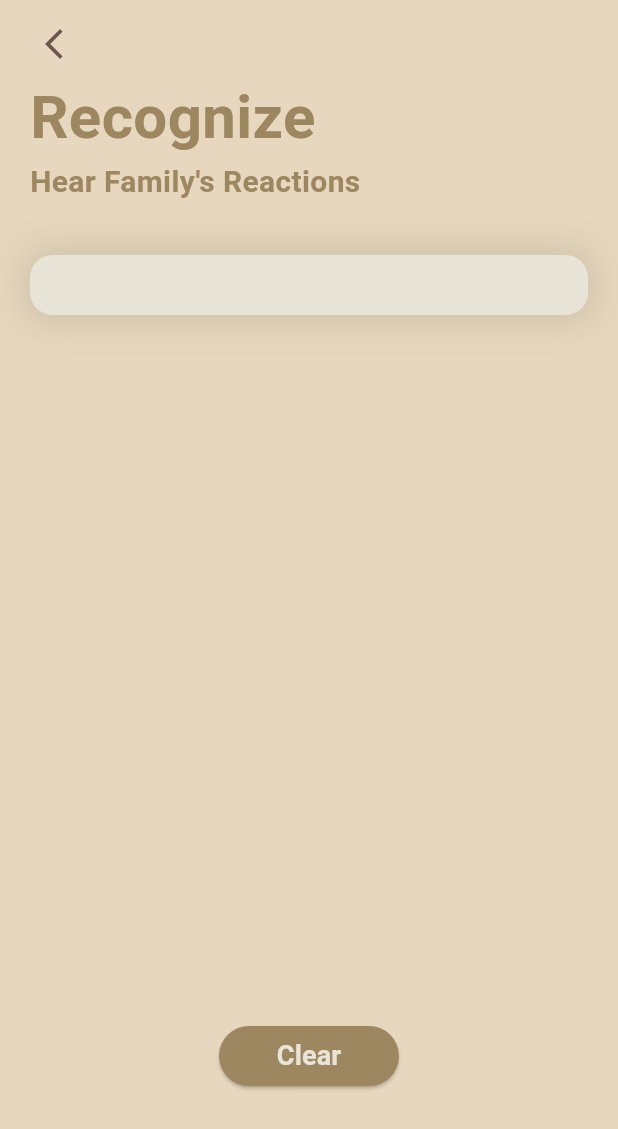
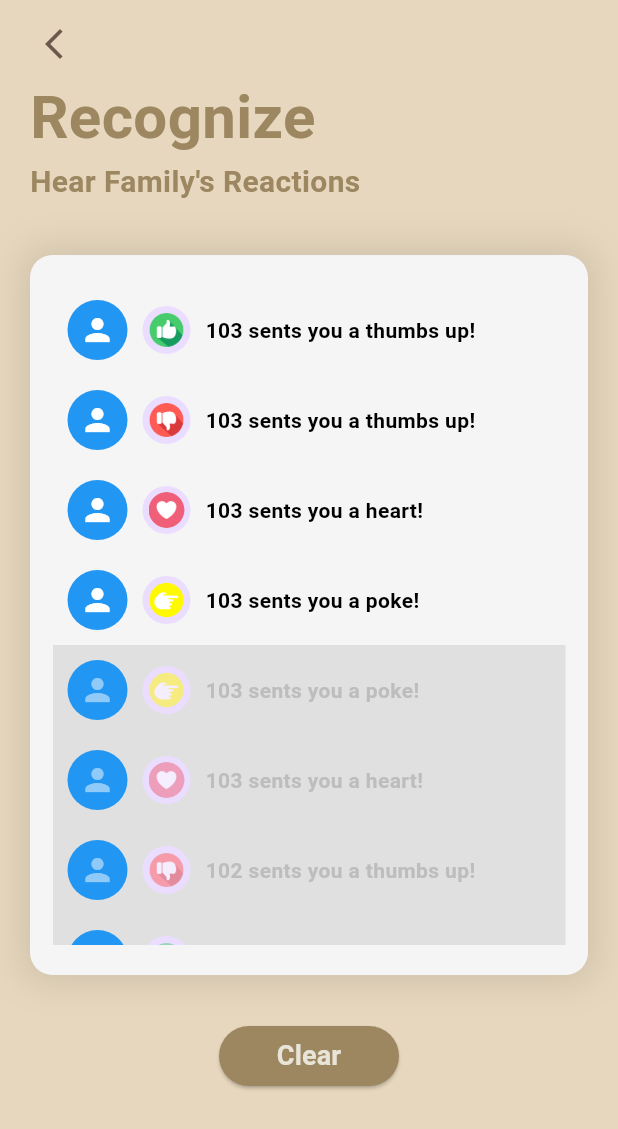
Before and after one commit to Fam-Story/fam-Story_frontend, a Flutter app: the AlarmPage screen opened directly, on a phone screen of 412 x 824 dp. Shown: the top 1129 px of the screen. Run offline on Flutter 3.47's test engine with Material 3 defaults, Android fonts, the phone set to English and light mode, and no system bars; our stand-ins replace firebase_core, firebase_messaging, flutter_calendar_carousel, flutter_chat_bubble, flutter_local_notifications, flutter_secure_storage and 2 more; accounts and stored records are empty; network calls fail.

Commit message:
:sparkles: Feat: API에 맞게 변수 추가
변수값 세팅 완료

```diff
--- /dev/null
+++ b/lib/controllers/interaction_controller.dart
@@ -0,0 +1,10 @@
+import 'dart:async';
+import 'dart:convert';
+
+import 'package:fam_story_frontend/models/family_interaction_model.dart';
+
+import 'package:fam_story_frontend/services/family_interaction_api_service.dart';
+
+class InteractionController {
+
+}
--- a/lib/controllers/user_controller.dart
+++ /dev/null
@@ -1,23 +0,0 @@
-import 'package:fam_story_frontend/services/user_api_service.dart';
-
-class UserController {
-
-  // 로그인 확인
-  static Future<void> loginUser(String email, String password, bool autoLogin) async {
-    try {
-      // Call the login function from the API service
-      int isBelongedToFamily = await UserApiService.postUserLogin(email, password, autoLogin);
-
-      // You can further process the result here, or use it as needed
-      print('Login successful. Belonged to family: $isBelongedToFamily');
-
-      // Navigate to the home screen or perform any other actions upon successful login
-    } catch (error) {
-      // Handle the login error here
-      print('Login failed. Error: $error');
-      // You might want to show an error message to the user
-    }
-  }
-
-
-}
--- a/lib/pages/alarm_page.dart
+++ b/lib/pages/alarm_page.dart
@@ -16,8 +16,66 @@ class _AlarmPageState extends State<AlarmPage> with TickerProviderStateMixin {
 
   String buttonText = 'Clear';
 
-  List<FamilyInteractionModel> interactions = [];
+  List<FamilyInteractionModel> interactions = [
+    FamilyInteractionModel(
+      interactionId: 1,
+      srcMemberId: 101,
+      dstMemberId: 102,
+      isChecked: false,
+      interactionType: 1,
+    ),
+    FamilyInteractionModel(
+      interactionId: 2,
+      srcMemberId: 102,
+      dstMemberId: 103,
+      isChecked: false,
+      interactionType: 2,
+    ),
+    FamilyInteractionModel(
+      interactionId: 3,
+      srcMemberId: 103,
+      dstMemberId: 101,
+      isChecked: false,
+      interactionType: 3,
+    ),
+    FamilyInteractionModel(
+      interactionId: 4,
+      srcMemberId: 103,
+      dstMemberId: 101,
+      isChecked: false,
+      interactionType: 4,
+    ),
+    FamilyInteractionModel(
+      interactionId: 1,
+      srcMemberId: 103,
+      dstMemberId: 101,
+      isChecked: true,
+      interactionType: 4,
+    ),
+    FamilyInteractionModel(
+      interactionId: 2,
+      srcMemberId: 103,
+      dstMemberId: 101,
+      isChecked: true,
+      interactionType: 3,
+    ),
+    FamilyInteractionModel(
+      interactionId: 3,
+      srcMemberId: 103,
+      dstMemberId: 101,
+      isChecked: true,
+      interactionType: 2,
+    ),
+    FamilyInteractionModel(
+      interactionId: 4,
+      srcMemberId: 103,
+      dstMemberId: 101,
+      isChecked: true,
+      interactionType: 1,
+    ),
+  ];
 
+  List<UserModel> user = [];
 
 
   @override
@@ -74,7 +132,7 @@ class _AlarmPageState extends State<AlarmPage> with TickerProviderStateMixin {
                 margin: const EdgeInsetsDirectional.fromSTEB(20, 20, 20, 20),
                 padding: const EdgeInsets.only(top:20.0, bottom: 20, left: 15, right: 15),
                 decoration: BoxDecoration(
-                  color: AppColor.objectColor,
+                  color: Colors.grey[100],
                   borderRadius: BorderRadius.circular(15.0),
                   boxShadow: [
                     BoxShadow(
@@ -97,42 +155,92 @@ class _AlarmPageState extends State<AlarmPage> with TickerProviderStateMixin {
                             itemBuilder: (BuildContext context, int index) {
                               final item = interactions[interactions.length - 1 - index];
                               bool isChecked = item.isChecked ?? false;
+                              // TODO: srcMemberId로 아래 두 개의 값 불러오기
+                              final role;
+                              final nickname;
                               return Container(
                                 height: 60,
-                                color: isChecked ? Colors.white: Colors.grey[200],
+                                color: isChecked ? Colors.grey[100]: Colors.grey[300],
                                 child: Row(
                                   children: [
                                     SizedBox(width: 10),
                                     CircleAvatar(
                                       radius: 20,
                                       backgroundColor: Colors.blue, // 도형의 배경색
-                                      child: Icon(
-                                        Icons.person, // 아이콘 등을 넣어줄 수 있습니다.
-                                        color: Colors.white, // 아이콘의 색상
+                                      child: Opacity(
+                                        opacity: interactions[index].isChecked ? 0.5 : 1,
+                                        child: Icon(
+                                          Icons.person,
+                                          color: Colors.white,
+                                        ),
                                       ),
                                     ),
                                     SizedBox(width: 10),
                                     CircleAvatar(
-                                      radius: 12,
-                                      backgroundColor: Colors.blue, // 도형의 배경색
+                                      radius: 16,
                                       child: ClipOval(
-                                        child: Image.asset(
-                                          'assets/images/heart.png', // 이미지 URL로 변경
-                                          width: 24,
-                                          height: 24,
-                                          fit: BoxFit.cover,
+                                        child: Opacity(
+                                          opacity: interactions[index].isChecked ? 0.5 : 1,
+                                          child: (() {
+                                            switch (interactions[index].interactionType) {
+                                              case 1:
+                                                return Image.asset(
+                                                  'assets/images/thumbup.png',
+                                                  width: 24,
+                                                  height: 24,
+                                                  fit: BoxFit.cover,
+                                                );
+                                              case 2:
+                                                return Image.asset(
+                                                  'assets/images/thumbdown.png',
+                                                  width: 24,
+                                                  height: 24,
+                                                  fit: BoxFit.cover,
+                                                );
+                                              case 3:
+                                                return Image.asset(
+                                                  'assets/images/heart.png',
+                                                  width: 24,
+                                                  height: 24,
+                                                  fit: BoxFit.cover,
+                                                );
+                                              case 4:
+                                                return Image.asset(
+                                                  'assets/images/poke.png',
+                                                  width: 30,
+                                                  height: 30,
+                                                  fit: BoxFit.cover,
+                                                );
+                                              default:
+                                                return Container(); // 예외 처리
+                                            }
+                                          })(),
                                         ),
                                       ),
                                     ),
-                                    SizedBox(width: 10), // 도형과 텍스트 간격 조절
+                                    SizedBox(width: 10),
                                     Text(
-                                      "${item.srcMemberId}님이 당신을 ${item.interactionType}했어요.",
+                                      (() {
+                                        switch (item.interactionType) {
+                                          case 1:
+                                            return "${item.srcMemberId} sents you a thumbs up!";
+                                          case 2:
+                                            return "${item.srcMemberId} sents you a thumbs up!";
+                                          case 3:
+                                            return "${item.srcMemberId} sents you a heart!";
+                                          case 4:
+                                            return "${item.srcMemberId} sents you a poke!";
+                                          default:
+                                            return ""; // Handle unexpected interactionType
+                                        }
+                                      })(),
                                       style: TextStyle(
-                                        color: Colors.black,
+                                        color: isChecked ? Colors.black: Colors.grey[400],
                                         fontWeight: FontWeight.bold,
                                         fontSize: 14,
                                       ),
                                     ),
+
                                   ],
                                 ),
 
@@ -194,3 +302,16 @@ class _AlarmPageState extends State<AlarmPage> with TickerProviderStateMixin {
     );
   }
 }
+
+class FamilyInteractionModel {
+  final int interactionId, srcMemberId, dstMemberId, interactionType;
+  final bool isChecked;
+
+  FamilyInteractionModel({
+    required this.interactionId,
+    required this.srcMemberId,
+    required this.dstMemberId,
+    required this.isChecked,
+    required this.interactionType,
+  });
+}
--- a/lib/pages/fcm_test_page.dart
+++ b/lib/pages/fcm_test_page.dart
@@ -15,7 +15,7 @@ class _FcmTestPageState extends State<FcmTestPage> {
   var messagetitle = "";
   var messagebody = "";
   void getMyDeviceToken() async {
-    final token = await FirebaseMessaging.instance.getToken();
+    final token = await FirebaseMessaging.instance.getToken(vapidKey: "BE46-NFLsOf2G-GidNDD6Bq-gz_ktXKwarsctTAFZFa0E_I081YpdqJVAakadjBDJNNWSKpPX0EIvWS_aS0j1DE");
     print("내 디바이스 토큰: $token");
   }
   @override
```
